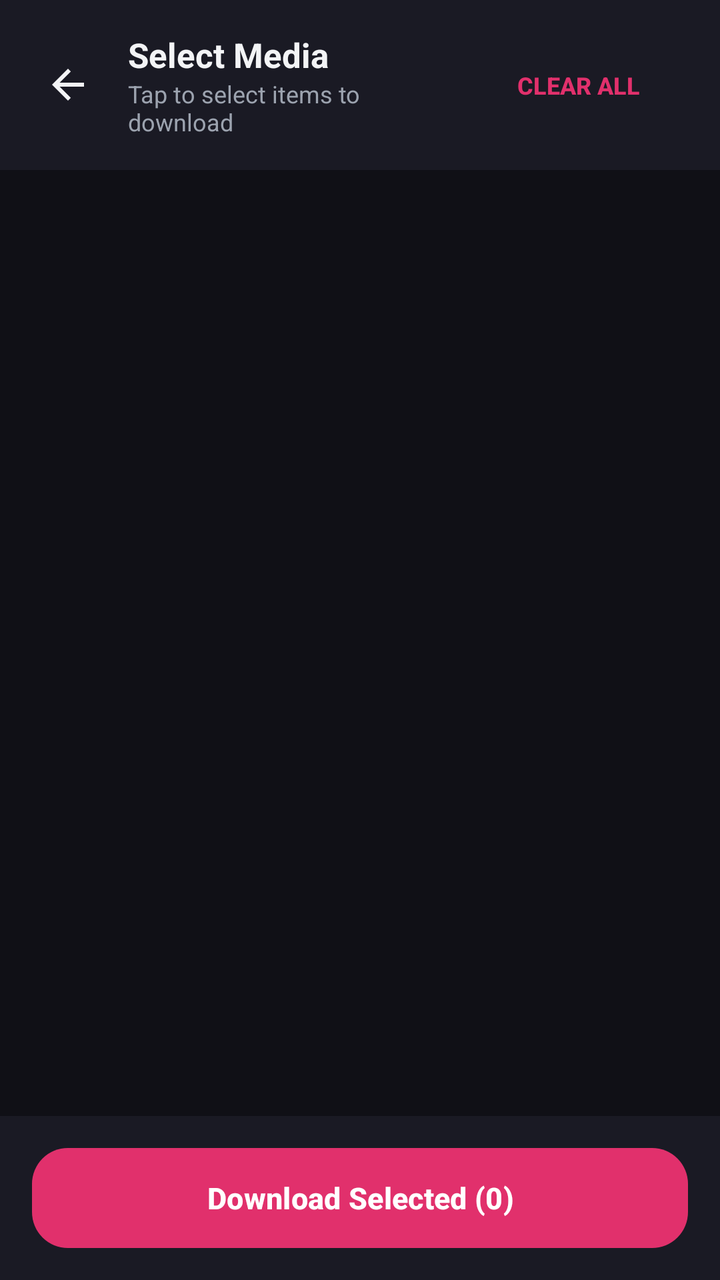
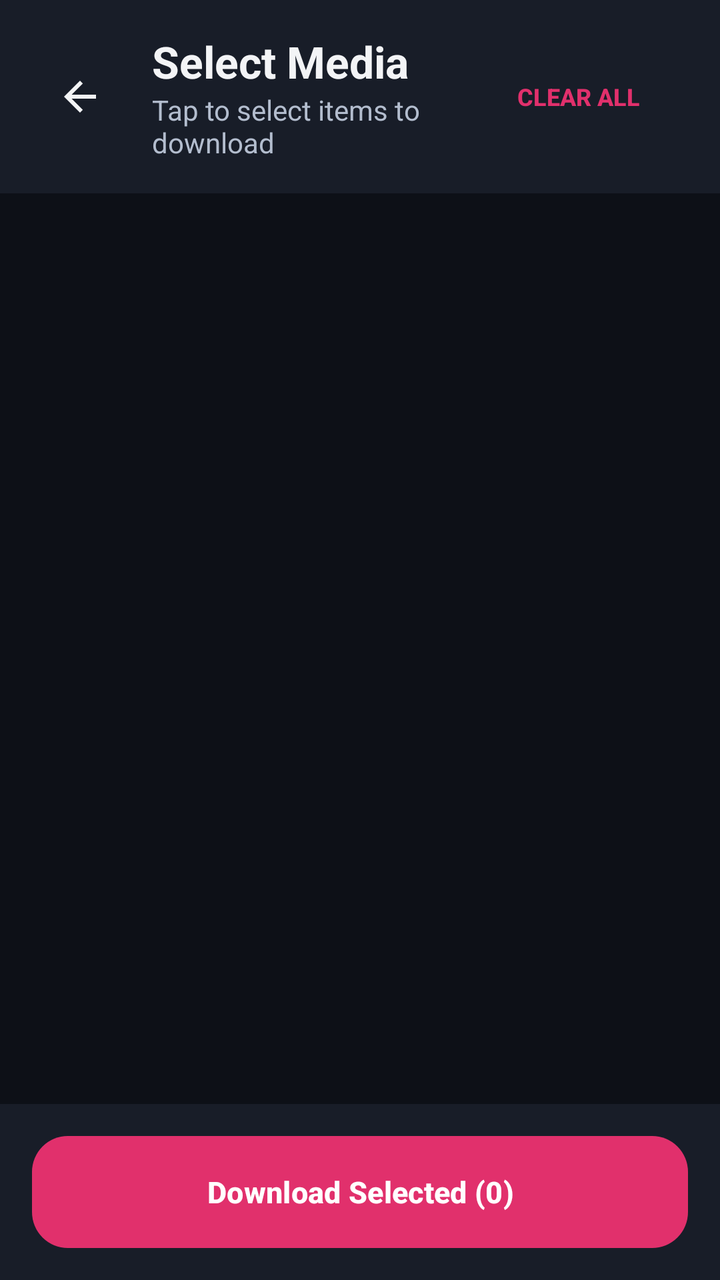

Compare the two renders of this Android layout. The source of the first and the diff that turns it into the second are given below.
<!-- AndroidManifest.xml: application theme Theme.InstaSave -->
<!-- res/layout/activity_media_selection.xml -->
<?xml version="1.0" encoding="utf-8"?>
<LinearLayout xmlns:android="http://schemas.android.com/apk/res/android"
    android:id="@+id/rootMediaSelection"
    android:layout_width="match_parent"
    android:layout_height="match_parent"
    android:orientation="vertical"
    android:background="@color/background_dark">

    
    <LinearLayout
        android:id="@+id/selectionTopBar"
        android:layout_width="match_parent"
        android:layout_height="wrap_content"
        android:orientation="horizontal"
        android:gravity="center_vertical"
        android:padding="16dp"
        android:background="@color/surface_dark">

        <ImageButton
            android:id="@+id/btnBackSelection"
            android:layout_width="36dp"
            android:layout_height="36dp"
            android:background="?attr/selectableItemBackgroundBorderless"
            android:src="@drawable/ic_arrow_back"
            android:tint="@color/text_primary"
            android:contentDescription="Back" />

        <LinearLayout
            android:layout_width="0dp"
            android:layout_height="wrap_content"
            android:layout_weight="1"
            android:orientation="vertical"
            android:layout_marginStart="12dp">

            <TextView
                android:id="@+id/tvSelectionTitle"
                android:layout_width="wrap_content"
                android:layout_height="wrap_content"
                android:text="Select Media"
                android:textColor="@color/text_primary"
                android:textSize="17sp"
                android:textStyle="bold" />

            <TextView
                android:id="@+id/tvSelectionSubtitle"
                android:layout_width="wrap_content"
                android:layout_height="wrap_content"
                android:text="Tap to select items to download"
                android:textColor="@color/text_secondary"
                android:textSize="12sp" />
        </LinearLayout>

        <Button
            android:id="@+id/btnToggleSelectAll"
            style="@style/Widget.AppCompat.Button.Borderless"
            android:layout_width="wrap_content"
            android:layout_height="36dp"
            android:text="Clear All"
            android:textColor="@color/insta_pink"
            android:textSize="12sp"
            android:textStyle="bold" />
    </LinearLayout>

    
    <androidx.recyclerview.widget.RecyclerView
        android:id="@+id/rvMediaTiles"
        android:layout_width="match_parent"
        android:layout_height="0dp"
        android:layout_weight="1"
        android:padding="8dp"
        android:clipToPadding="false"
        android:overScrollMode="never" />

    
    <LinearLayout
        android:id="@+id/selectionBottomBar"
        android:layout_width="match_parent"
        android:layout_height="wrap_content"
        android:orientation="vertical"
        android:background="@color/surface_dark"
        android:padding="16dp">

        <ProgressBar
            android:id="@+id/pbDownloadProgress"
            style="?android:attr/progressBarStyleHorizontal"
            android:layout_width="match_parent"
            android:layout_height="4dp"
            android:indeterminate="false"
            android:visibility="gone"
            android:layout_marginBottom="8dp" />

        <TextView
            android:id="@+id/tvDownloadStatus"
            android:layout_width="match_parent"
            android:layout_height="wrap_content"
            android:textSize="12sp"
            android:textColor="@color/text_secondary"
            android:gravity="center"
            android:visibility="gone"
            android:layout_marginBottom="8dp" />

        <Button
            android:id="@+id/btnDownloadSelected"
            android:layout_width="match_parent"
            android:layout_height="50dp"
            android:text="Download Selected (0)"
            android:textColor="@color/white"
            android:background="@drawable/btn_rounded_accent"
            android:textStyle="bold"
            android:textSize="15sp" />
    </LinearLayout>

</LinearLayout>
<!-- resources referenced by this layout -->
<resources>
  <color name="background_dark">#101016</color>
  <color name="insta_pink">#E1306C</color>
  <color name="surface_dark">#1A1A24</color>
  <color name="text_primary">#F3F4F6</color>
  <color name="text_secondary">#9CA3AF</color>
  <color name="white">#FFFFFFFF</color>
  <!-- drawable btn_rounded_accent (drawable) -->
  <?xml version="1.0" encoding="utf-8"?>
  <shape xmlns:android="http://schemas.android.com/apk/res/android"
      android:shape="rectangle">
      <corners android:radius="18dp" />
      <gradient
          android:angle="0"
          android:startColor="#833AB4"
          android:centerColor="#FD1D1D"
          android:endColor="#FCB045"
          android:type="linear" />
  </shape>
  <!-- drawable ic_arrow_back (drawable) -->
  <?xml version="1.0" encoding="utf-8"?>
  <vector xmlns:android="http://schemas.android.com/apk/res/android"
      android:width="24dp"
      android:height="24dp"
      android:viewportWidth="24"
      android:viewportHeight="24">
      <path
          android:fillColor="#E0E0E0"
          android:pathData="M20,11H7.83l5.59,-5.59L12,4l-8,8 8,8 1.41,-1.41L7.83,13H20v-2z" />
  </vector>
  <style name="Theme.InstaSave" parent="Theme.Material3.Dark.NoActionBar">
          
          <item name="colorPrimary">@color/insta_pink</item>
          <item name="colorOnPrimary">@color/white</item>
          <item name="colorAccent">@color/insta_coral</item>
  
          
          <item name="colorSecondaryContainer">#2E1E38</item>
          <item name="colorOnSecondaryContainer">@color/insta_pink</item>
  
          
          <item name="android:colorBackground">@color/bg_dark</item>
          <item name="colorSurface">@color/bg_dark</item>
          <item name="colorSurfaceContainer">@color/card_bg</item>
          <item name="colorOnSurface">@color/text_primary</item>
          <item name="colorOnSurfaceVariant">@color/text_secondary</item>
          <item name="colorOutline">@color/card_stroke</item>
  
          
          <item name="bottomNavigationStyle">@style/Widget.InstaSave.BottomNav</item>
      </style>
  <color name="insta_coral">#FD1D1D</color>
  <color name="bg_dark">#101016</color>
  <color name="card_bg">#1A1A24</color>
  <color name="card_stroke">#2A2A3A</color>
  <style name="Widget.InstaSave.BottomNav" parent="Widget.Material3.BottomNavigationView">
          <item name="itemActiveIndicatorStyle">@style/Widget.InstaSave.BottomNav.Indicator</item>
      </style>
  <style name="Widget.InstaSave.BottomNav.Indicator" parent="Widget.Material3.BottomNavigationView.ActiveIndicator">
          <item name="android:color">#2E1E38</item>
          <item name="android:width">56dp</item>
          <item name="android:height">32dp</item>
      </style>
</resources>

<!-- the commit's change to res/layout/activity_media_selection.xml (unified diff, before → after) -->
@@ -18,8 +18,8 @@
 
         <ImageButton
             android:id="@+id/btnBackSelection"
-            android:layout_width="36dp"
-            android:layout_height="36dp"
+            android:layout_width="48dp"
+            android:layout_height="48dp"
             android:background="?attr/selectableItemBackgroundBorderless"
             android:src="@drawable/ic_arrow_back"
             android:tint="@color/text_primary"
@@ -38,7 +38,7 @@
                 android:layout_height="wrap_content"
                 android:text="Select Media"
                 android:textColor="@color/text_primary"
-                android:textSize="17sp"
+                android:textSize="22sp"
                 android:textStyle="bold" />
 
             <TextView
@@ -47,14 +47,14 @@
                 android:layout_height="wrap_content"
                 android:text="Tap to select items to download"
                 android:textColor="@color/text_secondary"
-                android:textSize="12sp" />
+                android:textSize="14sp" />
         </LinearLayout>
 
         <Button
             android:id="@+id/btnToggleSelectAll"
             style="@style/Widget.AppCompat.Button.Borderless"
             android:layout_width="wrap_content"
-            android:layout_height="36dp"
+            android:layout_height="48dp"
             android:text="Clear All"
             android:textColor="@color/insta_pink"
             android:textSize="12sp"
@@ -67,7 +67,7 @@
         android:layout_width="match_parent"
         android:layout_height="0dp"
         android:layout_weight="1"
-        android:padding="8dp"
+        android:padding="12dp"
         android:clipToPadding="false"
         android:overScrollMode="never" />
 
@@ -102,7 +102,8 @@
         <Button
             android:id="@+id/btnDownloadSelected"
             android:layout_width="match_parent"
-            android:layout_height="50dp"
+            android:layout_height="56dp"
+            android:textAllCaps="false"
             android:text="Download Selected (0)"
             android:textColor="@color/white"
             android:background="@drawable/btn_rounded_accent"
<!-- resource entries referenced after the edit -->
@@ -1,10 +1,10 @@
 <!-- resources referenced by this layout -->
 <resources>
-  <color name="background_dark">#101016</color>
+  <color name="background_dark">#0D1017</color>
   <color name="insta_pink">#E1306C</color>
-  <color name="surface_dark">#1A1A24</color>
+  <color name="surface_dark">#181D28</color>
   <color name="text_primary">#F3F4F6</color>
-  <color name="text_secondary">#9CA3AF</color>
+  <color name="text_secondary">#B3BDCE</color>
   <color name="white">#FFFFFFFF</color>
   <!-- drawable btn_rounded_accent (drawable) -->
   <?xml version="1.0" encoding="utf-8"?>
@@ -51,9 +51,9 @@
           <item name="bottomNavigationStyle">@style/Widget.InstaSave.BottomNav</item>
       </style>
   <color name="insta_coral">#FD1D1D</color>
-  <color name="bg_dark">#101016</color>
-  <color name="card_bg">#1A1A24</color>
-  <color name="card_stroke">#2A2A3A</color>
+  <color name="bg_dark">#0D1017</color>
+  <color name="card_bg">#181D28</color>
+  <color name="card_stroke">#30394A</color>
   <style name="Widget.InstaSave.BottomNav" parent="Widget.Material3.BottomNavigationView">
           <item name="itemActiveIndicatorStyle">@style/Widget.InstaSave.BottomNav.Indicator</item>
       </style>
